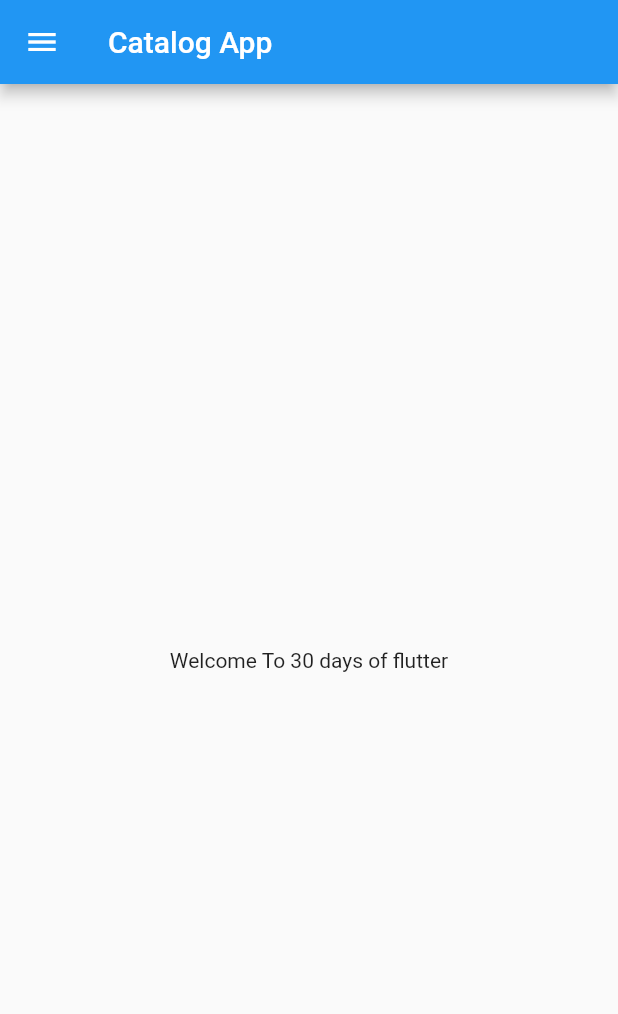
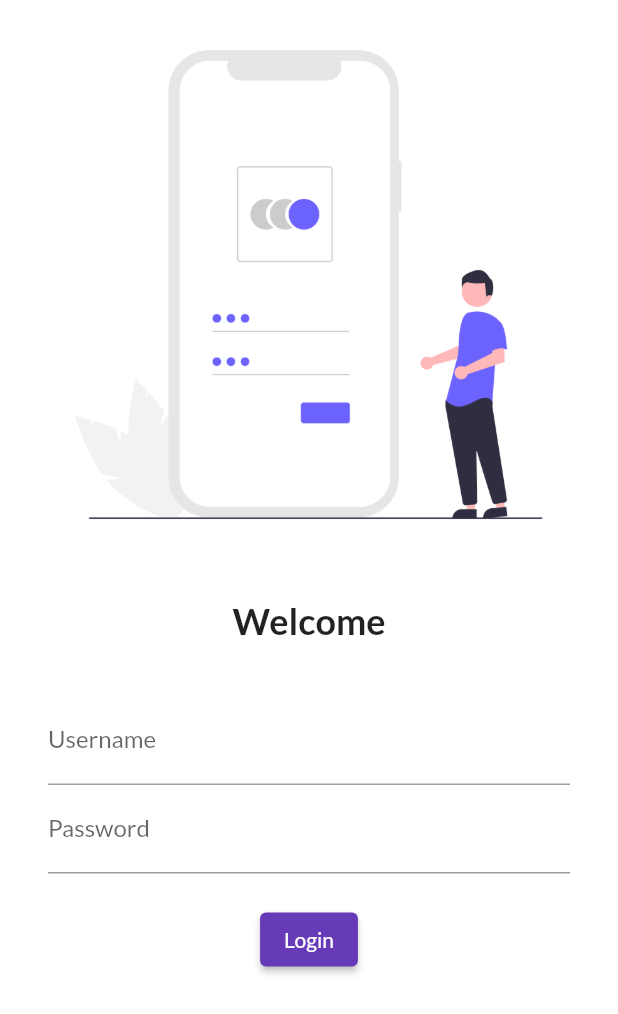
Before and after one commit to de-ansh/flutter_catalog, a Flutter app: the screen it shows after launch, on a phone screen of 412 x 824 dp. Shown: the top 1014 px of the screen. Run offline on Flutter 3.47's test engine with Material 2 defaults, Android fonts, the phone set to English and light mode, and no system bars; our stand-ins replace google_fonts.

Commit message:
added login page

```diff
--- a/flutter_catalog/lib/main.dart
+++ b/flutter_catalog/lib/main.dart
@@ -1,5 +1,7 @@
 import 'package:flutter/material.dart';
-import 'package:flutter_catalog/home_page.dart';
+import 'package:flutter_catalog/pages/home_page.dart';
+import 'package:flutter_catalog/pages/login_page.dart';
+import 'package:google_fonts/google_fonts.dart';
 
 void main() {
   runApp(MyApp());
@@ -10,9 +12,20 @@ class MyApp extends StatelessWidget {
 
   @override
   Widget build(BuildContext context) {
-
     return MaterialApp(
-     home:Homepage(),
+      themeMode: ThemeMode.light,
+      theme: ThemeData(
+        primarySwatch: Colors.deepPurple,
+        fontFamily: GoogleFonts.lato().fontFamily,
+        primaryTextTheme: GoogleFonts.latoTextTheme(),
+      ),
+      darkTheme: ThemeData(brightness: Brightness.dark),
+      initialRoute: "/",
+      routes: {
+        "/": (context) => LoginPage(),
+        "/home": (context) => Homepage(),
+        "/login": (context) => LoginPage(),
+      },
     );
   }
 }
--- /dev/null
+++ b/flutter_catalog/lib/pages/login_page.dart
@@ -0,0 +1,64 @@
+import 'dart:ui';
+
+import 'package:flutter/material.dart';
+
+class LoginPage extends StatelessWidget {
+  const LoginPage({Key? key}) : super(key: key);
+
+  @override
+  Widget build(BuildContext context) {
+    return Material(
+      color: Colors.white,
+      child: Center(
+        child: Column(
+          children: [
+            Image.asset(
+              "assets/images/login_image.png",
+              fit: BoxFit.cover,
+            ),
+            SizedBox(
+              height: 20.0,
+            ),
+            Text(
+              "Welcome",
+              style: TextStyle(
+                fontSize: 24,
+                fontWeight: FontWeight.bold,
+              ),
+            ),
+            SizedBox(
+              height: 20.0,
+            ),
+            Padding(
+              padding:
+                  const EdgeInsets.symmetric(vertical: 16.0, horizontal: 32.0),
+              child: Column(
+                children: [
+                  TextFormField(
+                    decoration: InputDecoration(
+                        hintText: "Enter Username", labelText: "Username"),
+                  ),
+                  TextFormField(
+                    obscureText: true,
+                    decoration: InputDecoration(
+                        hintText: "Enter Password", labelText: "Password"),
+                  ),
+                  SizedBox(
+                    height: 20.0,
+                  ),
+                  ElevatedButton(
+                    onPressed: () {
+                      print("Button clicked");
+                    },
+                    child: Text("Login"),
+                    style: TextButton.styleFrom(),
+                  )
+                ],
+              ),
+            ),
+          ],
+        ),
+      ),
+    );
+  }
+}
```
Also changed, not shown: flutter_catalog/pubspec.yaml (+7 -16 lines), flutter_catalog/assets/images/login_image.png (added), flutter_catalog/lib/pages/home_page.dart (renamed from flutter_catalog/lib/home_page.dart), flutter_catalog/pubspec.lock.
